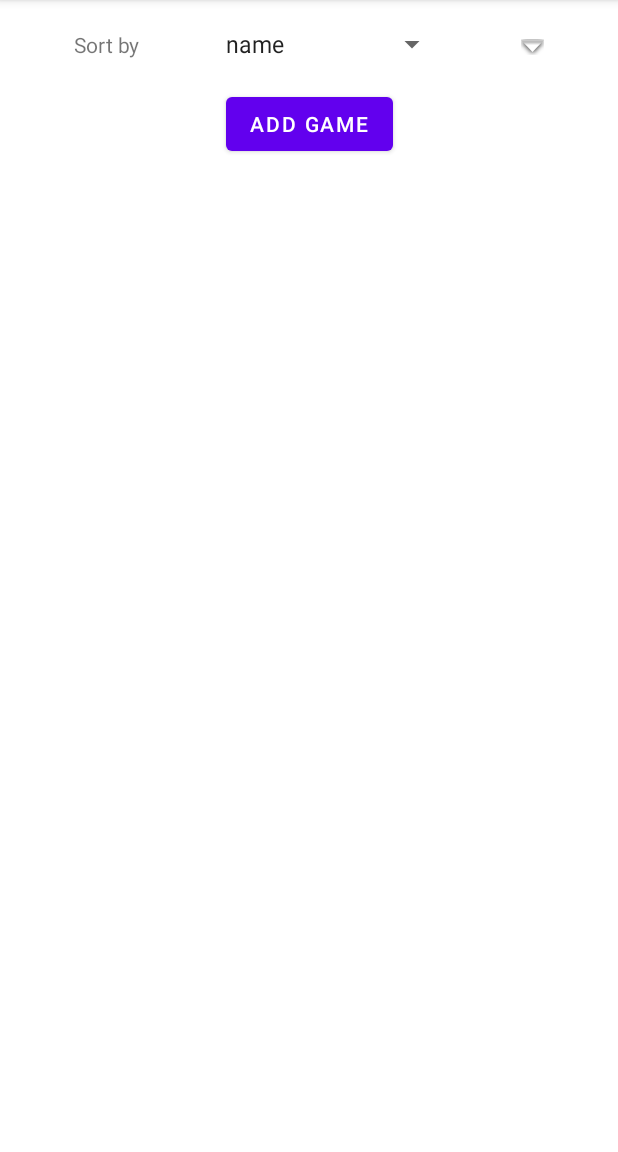
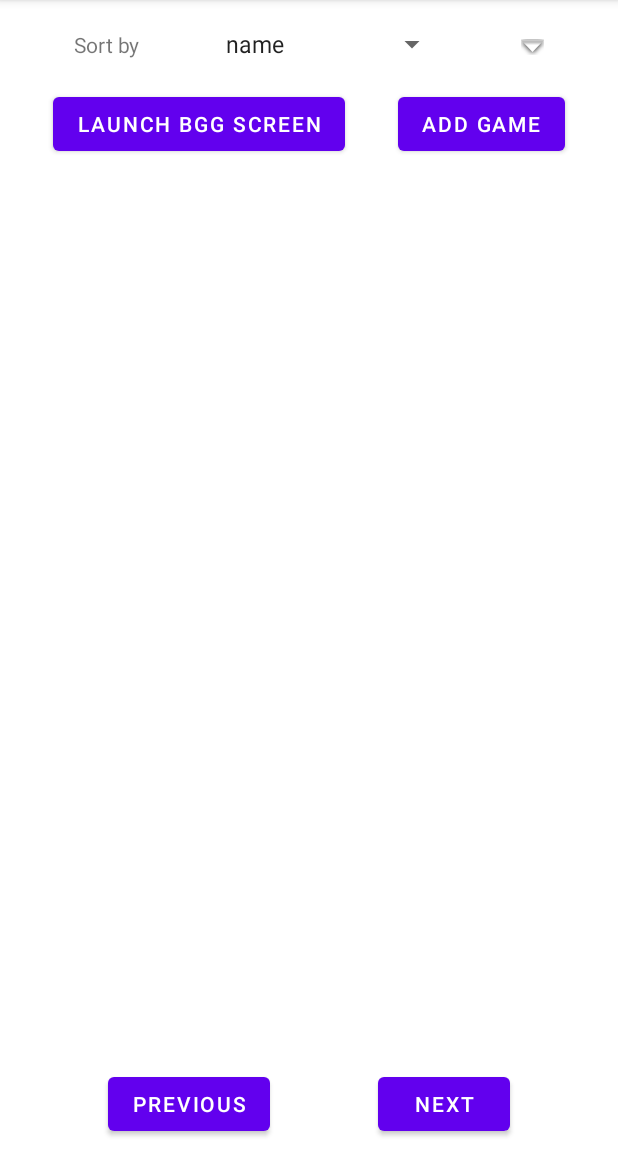
Before and after one commit to KKeelloo/BoardGameCollector, an Android app: the screen it shows after launch (MainActivity), on a phone screen of 412 x 824 dp, the part 84-1236 px from its top. Run offline under Robolectric (Android 15) with nearby library versions, the phone set to English and light mode, and no system bars.

Commit message:
adding single game by AddGame done

```diff
--- a/app/src/main/java/com/example/boardgamecollector/GameData.kt
+++ b/app/src/main/java/com/example/boardgamecollector/GameData.kt
@@ -1,11 +1,10 @@
 package com.example.boardgamecollector
 
 import android.graphics.Bitmap
-import java.io.FileDescriptor
 import java.util.*
 
 data class GameData(
-        var gameId: Int? = null,
+        var gameId: Long? = null,
         var title: String? = null,
         var originalTitle: String? = null,
         var yearPublished: Int? = null,
@@ -70,7 +69,7 @@ data class GameData(
     }
 
     override fun hashCode(): Int {
-        var result = gameId ?: 0
+        var result = gameId?.hashCode() ?: 0
         result = 31 * result + (title?.hashCode() ?: 0)
         result = 31 * result + (originalTitle?.hashCode() ?: 0)
         result = 31 * result + (yearPublished ?: 0)
--- a/app/src/main/java/com/example/boardgamecollector/MainActivity.kt
+++ b/app/src/main/java/com/example/boardgamecollector/MainActivity.kt
@@ -6,13 +6,18 @@ import android.os.Bundle
 import android.widget.ArrayAdapter
 import android.widget.Button
 import android.widget.Spinner
+import androidx.lifecycle.ViewModel
 import com.example.boardgamecollector.databinding.ActivityMainBinding
 
 class MainActivity : AppCompatActivity() {
     companion object{
-        val REQUEST_CODE = 10000
+        const val REQUEST_CODE = 10000
+        private class MainActivityViewModel(private val dbHelper: MyDBHelper): ViewModel(){
+
+        }
     }
     private lateinit var binding: ActivityMainBinding
+    private val viewModel = MainActivityViewModel(MyDBHelper(this))
 
     override fun onCreate(savedInstanceState: Bundle?) {
         super.onCreate(savedInstanceState)
@@ -36,6 +41,12 @@ class MainActivity : AppCompatActivity() {
             adapter.setDropDownViewResource(android.R.layout.simple_spinner_dropdown_item)
             spinner.adapter = adapter
         }
+
+
+
+        binding.btnLBggAct.setOnClickListener {
+
+        }
     }
 
     override fun onActivityResult(requestCode: Int, resultCode: Int, data: Intent?) {
@@ -43,8 +54,8 @@ class MainActivity : AppCompatActivity() {
         if((requestCode == REQUEST_CODE) && (resultCode == RESULT_OK)){
             if(data != null){
                 if(data.hasExtra("newGameId")){
-                    val gameId = data.extras?.getInt("newGameId")
-                    if(gameId != -1) {
+                    val gameId = data.extras?.getLong("newGameId")?: (-1).toLong()
+                    if(gameId != (-1).toLong()) {
                         //TODO add new game to table view
                     }
                 }
--- a/app/src/main/res/layout/activity_main.xml
+++ b/app/src/main/res/layout/activity_main.xml
@@ -9,7 +9,7 @@
     <androidx.constraintlayout.widget.ConstraintLayout
         android:layout_width="match_parent"
         android:layout_height="0dp"
-        app:layout_constraintBottom_toTopOf="@+id/scrollView2"
+        app:layout_constraintBottom_toTopOf="@+id/table_games"
         app:layout_constraintEnd_toEndOf="parent"
         app:layout_constraintStart_toStartOf="parent"
         app:layout_constraintTop_toTopOf="parent">
@@ -22,7 +22,7 @@
             app:layout_constraintBottom_toBottomOf="parent"
             app:layout_constraintEnd_toEndOf="parent"
             app:layout_constraintHorizontal_bias="0.5"
-            app:layout_constraintStart_toStartOf="parent"
+            app:layout_constraintStart_toEndOf="@+id/btnLBggAct"
             app:layout_constraintTop_toBottomOf="@+id/spinnerSort"
             app:layout_constraintVertical_bias="0.973" />
 
@@ -41,14 +41,14 @@
             android:id="@+id/imgOrd"
             android:layout_width="wrap_content"
             android:layout_height="wrap_content"
+            android:contentDescription="@string/sort_order"
             app:layout_constraintBottom_toBottomOf="@+id/spinnerSort"
             app:layout_constraintEnd_toEndOf="parent"
             app:layout_constraintHorizontal_bias="0.5"
             app:layout_constraintStart_toEndOf="@+id/spinnerSort"
             app:layout_constraintTop_toTopOf="@+id/spinnerSort"
             app:layout_constraintVertical_bias="0.615"
-            app:srcCompat="@android:drawable/arrow_down_float"
-            android:contentDescription="@string/sort_order" />
+            app:srcCompat="@android:drawable/arrow_down_float" />
 
         <TextView
             android:id="@+id/textView"
@@ -61,21 +61,50 @@
             app:layout_constraintStart_toStartOf="parent"
             app:layout_constraintTop_toTopOf="@+id/spinnerSort" />
 
+        <Button
+            android:id="@+id/btnLBggAct"
+            android:layout_width="wrap_content"
+            android:layout_height="wrap_content"
+            android:text="@string/launch_bgg_screen"
+            app:layout_constraintBottom_toBottomOf="@+id/btnAddGame"
+            app:layout_constraintEnd_toStartOf="@+id/btnAddGame"
+            app:layout_constraintHorizontal_bias="0.5"
+            app:layout_constraintStart_toStartOf="parent"
+            app:layout_constraintTop_toTopOf="@+id/btnAddGame" />
+
     </androidx.constraintlayout.widget.ConstraintLayout>
 
-    <ScrollView
-        android:id="@+id/scrollView2"
+    <TableLayout
+        android:id="@+id/table_games"
         android:layout_width="match_parent"
         android:layout_height="0dp"
         android:layout_marginTop="124dp"
+        android:layout_marginBottom="64dp"
         app:layout_constraintBottom_toBottomOf="parent"
-        app:layout_constraintTop_toTopOf="parent"
-        tools:layout_editor_absoluteX="184dp">
+        app:layout_constraintEnd_toEndOf="parent"
+        app:layout_constraintStart_toStartOf="parent"
+        app:layout_constraintTop_toTopOf="parent" />
 
-        <TableLayout
-            android:id="@+id/table_games"
-            android:layout_width="match_parent"
-            android:layout_height="wrap_content" />
-    </ScrollView>
+    <Button
+        android:id="@+id/btnNext"
+        android:layout_width="wrap_content"
+        android:layout_height="wrap_content"
+        android:text="@string/next"
+        app:layout_constraintBottom_toBottomOf="parent"
+        app:layout_constraintEnd_toEndOf="parent"
+        app:layout_constraintHorizontal_bias="0.5"
+        app:layout_constraintStart_toEndOf="@+id/btnPrev"
+        app:layout_constraintTop_toBottomOf="@+id/table_games" />
+
+    <Button
+        android:id="@+id/btnPrev"
+        android:layout_width="wrap_content"
+        android:layout_height="wrap_content"
+        android:text="@string/prev"
+        app:layout_constraintBottom_toBottomOf="parent"
+        app:layout_constraintEnd_toStartOf="@+id/btnNext"
+        app:layout_constraintHorizontal_bias="0.5"
+        app:layout_constraintStart_toStartOf="parent"
+        app:layout_constraintTop_toBottomOf="@+id/table_games" />
 
 </androidx.constraintlayout.widget.ConstraintLayout>
--- a/app/src/main/res/layout/layout_table_games_row.xml
+++ b/app/src/main/res/layout/layout_table_games_row.xml
@@ -34,6 +34,7 @@
         <TextView
             android:id="@+id/tvDescription"
             android:layout_width="match_parent"
-            android:layout_height="wrap_content" />
+            android:layout_height="wrap_content"
+            android:maxLines="3" />
     </LinearLayout>
 </LinearLayout>
--- a/app/src/main/res/values/strings.xml
+++ b/app/src/main/res/values/strings.xml
@@ -42,8 +42,14 @@
     <string name="retrying_in">"Retrying in: "</string>
     <string name="choose_game">Choose a game</string>
     <string name="game_id">Game id:</string>
-    <string name="error_occ">Error ocured try again later</string>
-    <string name="title">tytuł</string>
+    <string name="error_occ">Error occurred try again later</string>
+    <string name="title">Title</string>
     <string name="name">name</string>
     <string name="adding">Adding game</string>
+    <string name="launch_bgg_screen">Launch BGG screen</string>
+    <string name="next">Next</string>
+    <string name="prev">Previous</string>
+    <string name="remove">Remove</string>
+    <string name="title_change_artist">Change artist</string>
+    <string name="title_change_designer">Change designer</string>
 </resources>
```
Also changed, not shown: app/src/main/AndroidManifest.xml (+4 -3 lines), app/src/main/java/com/example/boardgamecollector/AddGame.kt (+141 -11 lines), app/src/main/java/com/example/boardgamecollector/BGGActivity.kt (added, +11 -0 lines), app/src/main/java/com/example/boardgamecollector/Person.kt (+17 -3 lines), app/src/main/java/com/example/boardgamecollector/XMLParser.kt (+2 -6 lines), app/src/main/java/com/example/boardgamecollector/utils.kt (+62 -0 lines), app/src/main/res/layout/activity_b_g_g.xml (added, +9 -0 lines), 1 other file.
